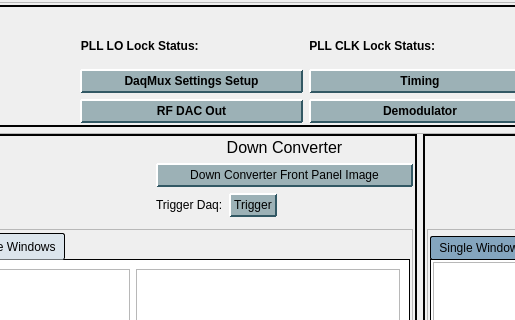
cristinasewell/ATCA_PyDM_Screens, file new_look/atcaLLRF.ui: the form before one commit; both pictures show x 157 to 672 and y 0 to 320 of the 1154 by 792 pixel window.
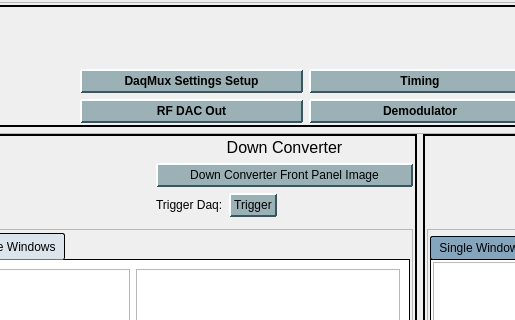
The form after the commit. Custom widgets are drawn as their Qt base class.

Commit message: MNT: changed the labels and made them part of the byte label

Patch:
```diff
--- a/new_look/atcaLLRF.ui
+++ b/new_look/atcaLLRF.ui
@@ -330,24 +330,15 @@
               <property name="spacing">
                <number>0</number>
               </property>
-              <item>
-               <widget class="QLabel" name="label_5">
-                <property name="font">
-                 <font>
-                  <weight>75</weight>
-                  <bold>true</bold>
-                 </font>
-                </property>
-                <property name="text">
-                 <string>PLL LO Lock Status: </string>
-                </property>
-                <property name="alignment">
-                 <set>Qt::AlignRight|Qt::AlignTrailing|Qt::AlignVCenter</set>
-                </property>
-               </widget>
-              </item>
               <item>
                <widget class="PyDMByteIndicator" name="PyDMByteIndicator">
+                <property name="font">
+                 <font>
+                  <pointsize>9</pointsize>
+                  <weight>50</weight>
+                  <bold>false</bold>
+                 </font>
+                </property>
                 <property name="toolTip">
                  <string/>
                 </property>
@@ -431,22 +422,6 @@
               <property name="spacing">
                <number>0</number>
               </property>
-              <item>
-               <widget class="QLabel" name="label_6">
-                <property name="font">
-                 <font>
-                  <weight>75</weight>
-                  <bold>true</bold>
-                 </font>
-                </property>
-                <property name="text">
-                 <string>PLL CLK Lock Status:</string>
-                </property>
-                <property name="alignment">
-                 <set>Qt::AlignRight|Qt::AlignTrailing|Qt::AlignVCenter</set>
-                </property>
-               </widget>
-              </item>
               <item>
                <widget class="PyDMByteIndicator" name="PyDMByteIndicator_2">
                 <property name="toolTip">
```
Left out of the diff: 13 changed lines with no effect on the pictures.
